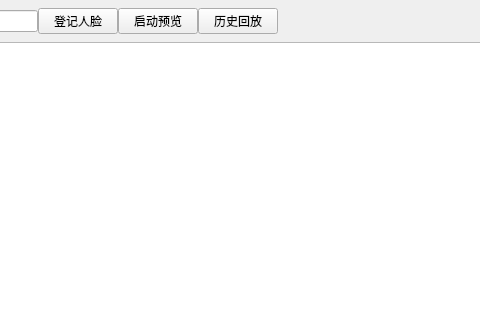
Old version of the form securitymonitor_port/mainwindow.ui in the repository fanfangyu-git/securitymonitor_systme; both pictures show x 286 to 766 and y 0 to 320 of the 960 by 600 pixel window.
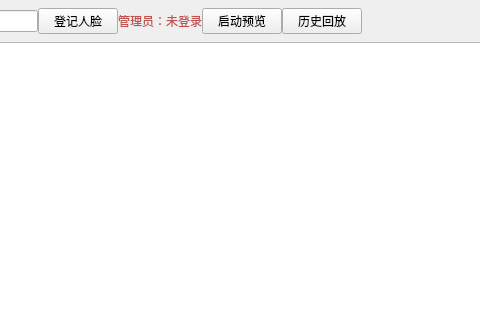
New version of the form.

```diff
--- a/securitymonitor_port/mainwindow.ui
+++ b/securitymonitor_port/mainwindow.ui
@@ -110,6 +110,16 @@
         </property>
        </widget>
       </item>
+      <item>
+       <widget class="QLabel" name="adminStatusLabel">
+        <property name="text">
+         <string>管理员：未登录</string>
+        </property>
+        <property name="styleSheet">
+         <string>color: #c0504d;</string>
+        </property>
+       </widget>
+      </item>
       <item><widget class="QPushButton" name="startStopButton">
         <property name="text">
          <string>启动预览</string>
```
